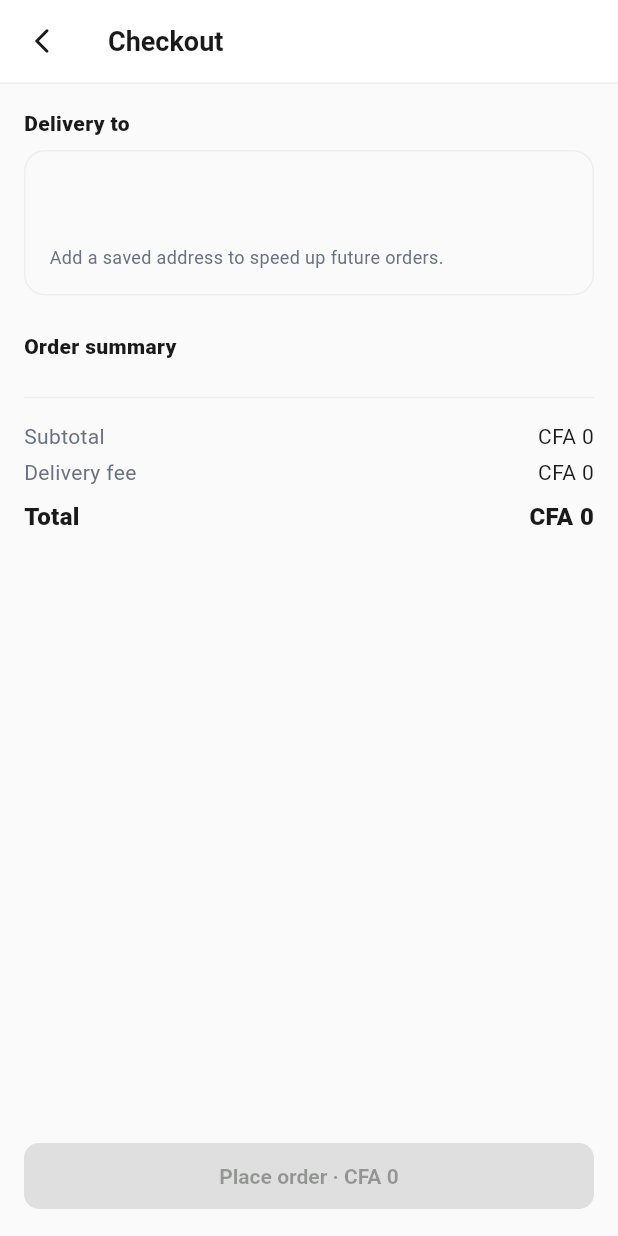
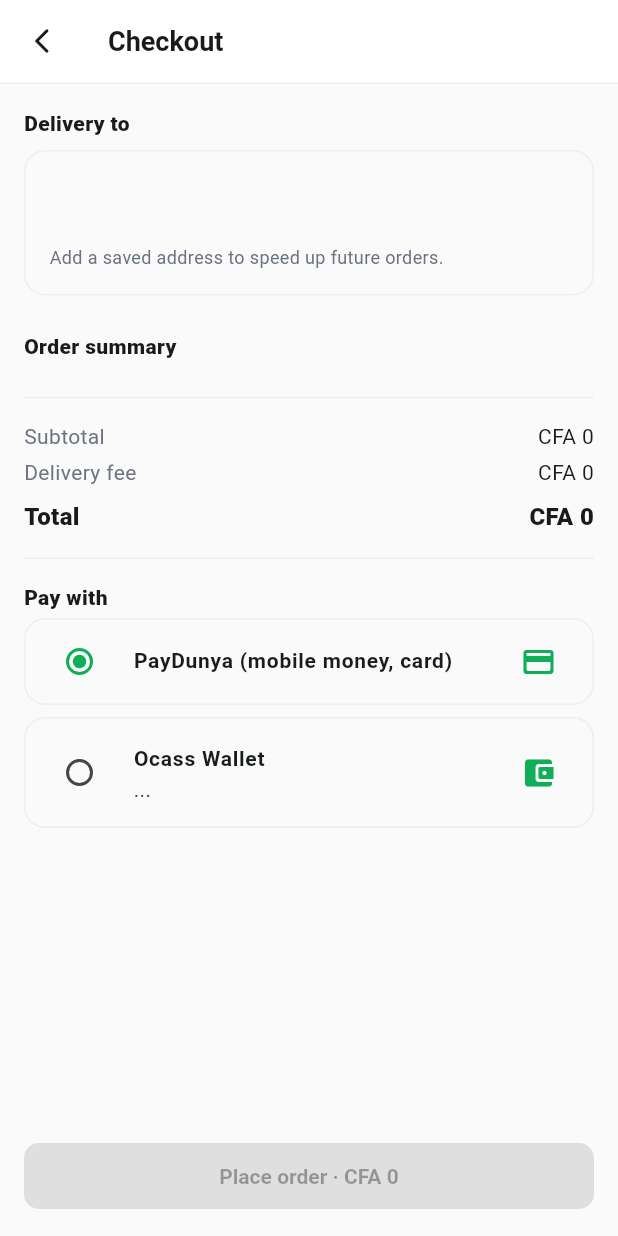
Before and after one commit to toubapay/ocassweb, a Flutter app: the CheckoutScreen screen opened by its route, on a phone screen of 412 x 824 dp. Run offline on Flutter 3.47's test engine with Material 3 defaults, Android fonts, the phone set to English and light mode, and no system bars; our stand-ins replace dio, flutter_contacts, flutter_secure_storage, go_router, reorderable_grid_view, shared_preferences; accounts and stored records are empty; network calls fail.

Commit message:
Finish Flutter wallet sync
Completes the wallet feature on mobile, matching the web app:
- New WalletScreen (balance card, top-up bottom sheet, transaction
  history) wired at /wallet and linked from the profile screen.
- checkout_screen.dart now offers PayDunya or Ocass Wallet as the
  payment method, consuming createOrder()'s new (Order, paymentUrl)
  return.
- PayDunya's hosted checkout (both checkout and wallet top-up) opens in
  the external browser via url_launcher, since there's no custom URL
  scheme wired up for its return_url to hand control back to the app.

Fixed while wiring this up: a setState-during-build risk in
WalletScreen's initial load (deferred via addPostFrameCallback, matching
the pattern already used in topup_screen.dart), and a stale-UI bug where
the top-up bottom sheet's "starting..." button state was being tracked
on the parent screen's State instead of the sheet's own closure - since
showModalBottomSheet's content lives in the Navigator overlay, not the
calling widget's subtree, the parent's setState never reached it.

Co-Authored-By: Claude Sonnet 5 <noreply@anthropic.com>
Claude-Session: https://claude.ai/code/session_01Ac9PG5i9rwKzGHnm1xyRBe

```diff
--- a/mobile/lib/router/app_router.dart
+++ b/mobile/lib/router/app_router.dart
@@ -18,6 +18,7 @@ import '../screens/restaurant/restaurant_detail_screen.dart';
 import '../screens/restaurant/restaurant_orders_screen.dart';
 import '../screens/rideshare/ride_sharing_screen.dart';
 import '../screens/topup/topup_screen.dart';
+import '../screens/wallet/wallet_screen.dart';
 import '../screens/profile/profile_screen.dart';
 
 final GoRouter appRouter = GoRouter(
@@ -53,6 +54,7 @@ final GoRouter appRouter = GoRouter(
           builder: (context, state) =>
               TopupScreen(initialTab: state.uri.queryParameters['tab']),
         ),
+        GoRoute(path: '/wallet', builder: (context, state) => const WalletScreen()),
 
         // Static /ecommerce/* siblings must come before the dynamic
         // /ecommerce/:categorySlug catch-all below, or the catch-all would
--- a/mobile/lib/screens/ecommerce/checkout_screen.dart
+++ b/mobile/lib/screens/ecommerce/checkout_screen.dart
@@ -1,9 +1,11 @@
 import 'package:flutter/material.dart';
 import 'package:go_router/go_router.dart';
 import 'package:provider/provider.dart';
+import 'package:url_launcher/url_launcher.dart';
 
 import '../../core/api_client.dart';
 import '../../core/format.dart';
+import '../../models/wallet.dart';
 import '../../providers/auth_provider.dart';
 import '../../providers/cart_provider.dart';
 import '../../theme/app_theme.dart';
@@ -18,16 +20,45 @@ class CheckoutScreen extends StatefulWidget {
 
 class _CheckoutScreenState extends State<CheckoutScreen> {
   bool _placing = false;
+  String _paymentMethod = 'paydunya';
+  Wallet? _wallet;
   static const double _deliveryFee = 500;
 
-  Future<void> _placeOrder() async {
+  @override
+  void initState() {
+    super.initState();
+    WidgetsBinding.instance.addPostFrameCallback((_) => _loadWallet());
+  }
+
+  Future<void> _loadWallet() async {
+    try {
+      final wallet = await apiClient.fetchWallet();
+      if (mounted) setState(() => _wallet = wallet);
+    } catch (_) {
+      // Balance stays null - the wallet radio just shows "..." and (since
+      // walletInsufficient only trips when _wallet is non-null) remains
+      // selectable; the backend still enforces the real balance check.
+    }
+  }
+
+  Future<void> _placeOrder(num total) async {
     setState(() => _placing = true);
     try {
-      await apiClient.createOrder();
+      final (_, paymentUrl) = await apiClient.createOrder(paymentMethod: _paymentMethod);
       if (!mounted) return;
       await context.read<CartProvider>().fetch();
       if (!mounted) return;
-      ScaffoldMessenger.of(context).showSnackBar(const SnackBar(content: Text('Order placed!')));
+
+      if (paymentUrl != null) {
+        // PayDunya's hosted checkout is a web page with no way back into
+        // this app (no custom URL scheme registered for its return_url),
+        // so this opens it in the device's browser rather than in-app -
+        // the customer completes payment there and the order settles via
+        // PayDunya's IPN webhook same as on the web app.
+        await launchUrl(Uri.parse(paymentUrl), mode: LaunchMode.externalApplication);
+      } else {
+        ScaffoldMessenger.of(context).showSnackBar(const SnackBar(content: Text('Order placed!')));
+      }
       context.go('/ecommerce/orders');
     } catch (_) {
       if (!mounted) return;
@@ -45,6 +76,7 @@ class _CheckoutScreenState extends State<CheckoutScreen> {
     final subtotal = cart.subtotal;
     final deliveryFee = cart.items.isEmpty ? 0 : _deliveryFee;
     final total = subtotal + deliveryFee;
+    final walletInsufficient = _wallet != null && _wallet!.balance < total;
 
     return Scaffold(
       appBar: const TopBar(title: 'Checkout', showCart: false, showSearch: false),
@@ -110,13 +142,45 @@ class _CheckoutScreenState extends State<CheckoutScreen> {
               Text(formatCfa(total), style: const TextStyle(fontWeight: FontWeight.w800, fontSize: 16)),
             ],
           ),
+          const Divider(height: 32),
+          const Text('Pay with', style: TextStyle(fontWeight: FontWeight.w800)),
+          const SizedBox(height: 4),
+          Container(
+            decoration: BoxDecoration(
+              border: Border.all(color: AppColors.divider),
+              borderRadius: BorderRadius.circular(14),
+            ),
+            child: RadioListTile<String>(
+              value: 'paydunya',
+              groupValue: _paymentMethod,
+              onChanged: (v) => setState(() => _paymentMethod = v!),
+              title: const Text('PayDunya (mobile money, card)',
+                  style: TextStyle(fontWeight: FontWeight.w700, fontSize: 14)),
+              secondary: const Icon(Icons.credit_card_rounded, color: AppColors.green),
+            ),
+          ),
+          const SizedBox(height: 8),
+          Container(
+            decoration: BoxDecoration(
+              border: Border.all(color: AppColors.divider),
+              borderRadius: BorderRadius.circular(14),
+            ),
+            child: RadioListTile<String>(
+              value: 'wallet',
+              groupValue: _paymentMethod,
+              onChanged: walletInsufficient ? null : (v) => setState(() => _paymentMethod = v!),
+              title: const Text('Ocass Wallet', style: TextStyle(fontWeight: FontWeight.w700, fontSize: 14)),
+              subtitle: Text(_wallet != null ? 'Balance: ${formatCfa(_wallet!.balance)}' : '...'),
+              secondary: const Icon(Icons.account_balance_wallet_rounded, color: AppColors.green),
+            ),
+          ),
         ],
       ),
       bottomNavigationBar: SafeArea(
         child: Padding(
           padding: const EdgeInsets.all(16),
           child: ElevatedButton(
-            onPressed: (_placing || cart.items.isEmpty) ? null : _placeOrder,
+            onPressed: (_placing || cart.items.isEmpty) ? null : () => _placeOrder(total),
             child: Text(_placing ? 'Placing order...' : 'Place order · ${formatCfa(total)}'),
           ),
         ),
--- a/mobile/lib/screens/profile/profile_screen.dart
+++ b/mobile/lib/screens/profile/profile_screen.dart
@@ -9,6 +9,7 @@ import '../../theme/app_theme.dart';
 import '../../widgets/top_bar.dart';
 
 const _links = [
+  ('Wallet', Icons.account_balance_wallet_rounded, '/wallet'),
   ('My orders', Icons.receipt_long_rounded, '/ecommerce/orders'),
   ('My food orders', Icons.restaurant_rounded, '/restaurant/orders'),
   ('My wishlist', Icons.favorite_rounded, '/ecommerce/wishlist'),
--- a/mobile/pubspec.yaml
+++ b/mobile/pubspec.yaml
@@ -18,6 +18,7 @@ dependencies:
   intl: ^0.19.0
   reorderable_grid_view: ^2.2.8
   flutter_contacts: ^2.3.0
+  url_launcher: ^6.3.1
 
 dev_dependencies:
   flutter_test:
```
Also changed, not shown: mobile/lib/screens/wallet/wallet_screen.dart (added, +289 -0 lines), 1 other file.
